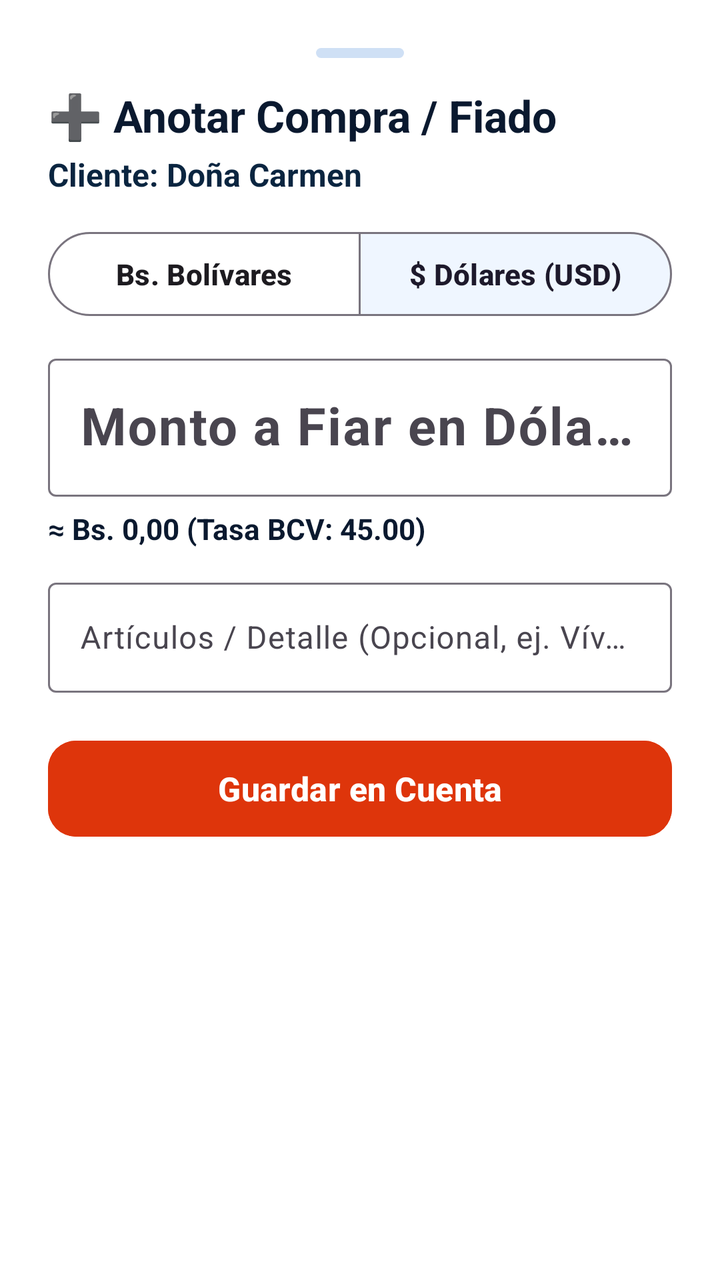
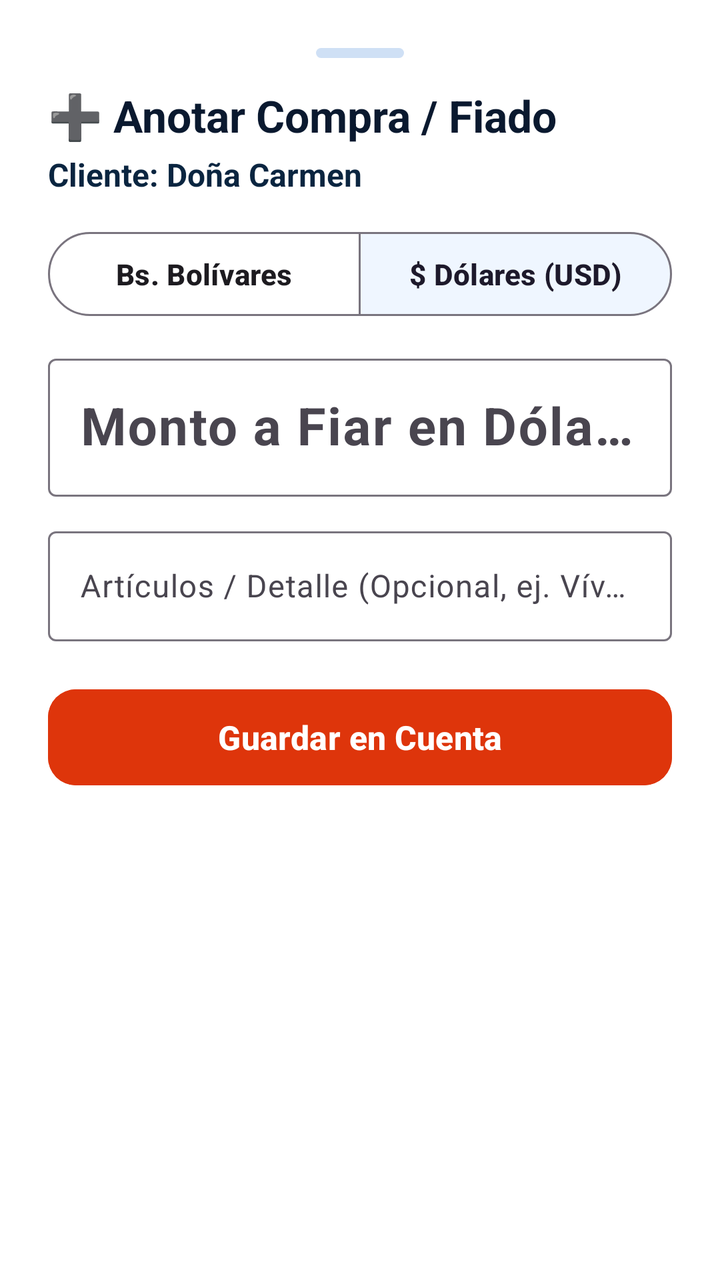

An Android layout rendered at two revisions. The XML below is the earlier revision; the diff shows what the commit changed to produce the second picture.
<!-- AndroidManifest.xml: application theme Theme.Zeasy -->
<!-- res/layout/dialog_add_charge.xml -->
<?xml version="1.0" encoding="utf-8"?>
<LinearLayout xmlns:android="http://schemas.android.com/apk/res/android"
    xmlns:app="http://schemas.android.com/apk/res-auto"
    android:layout_width="match_parent"
    android:layout_height="wrap_content"
    android:orientation="vertical"
    android:padding="24dp"
    android:background="@color/surface">

    
    <View
        android:layout_width="44dp"
        android:layout_height="5dp"
        android:layout_gravity="center_horizontal"
        android:layout_marginBottom="14dp"
        android:background="@drawable/bg_badge_rounded"
        android:backgroundTint="@color/border" />

    <TextView
        android:id="@+id/tvChargeTitle"
        android:layout_width="wrap_content"
        android:layout_height="wrap_content"
        android:text="➕ Anotar Compra / Fiado"
        android:textStyle="bold"
        android:textColor="@color/text_primary"
        android:textSize="22sp" />

    <TextView
        android:id="@+id/tvChargeClientName"
        android:layout_width="wrap_content"
        android:layout_height="wrap_content"
        android:layout_marginTop="4dp"
        android:text="Cliente: Doña Carmen"
        android:textColor="@color/primary"
        android:textStyle="bold"
        android:textSize="16sp" />

    
    <LinearLayout
        android:id="@+id/layoutCreditNoticeBanner"
        android:layout_width="match_parent"
        android:layout_height="wrap_content"
        android:layout_marginTop="10dp"
        android:orientation="horizontal"
        android:background="#E8F5E9"
        android:padding="12dp"
        android:gravity="center_vertical"
        android:visibility="gone">

        <TextView
            android:id="@+id/tvCreditNoticeText"
            android:layout_width="match_parent"
            android:layout_height="wrap_content"
            android:text="🟢 Este cliente tiene $5.00 a favor. Se descontará automáticamente de este crédito."
            android:textColor="#065F46"
            android:textStyle="bold"
            android:textSize="13.5sp" />
    </LinearLayout>

    
    <com.google.android.material.button.MaterialButtonToggleGroup
        android:id="@+id/toggleChargeCurrency"
        android:layout_width="match_parent"
        android:layout_height="wrap_content"
        android:layout_marginTop="14dp"
        app:singleSelection="true"
        app:selectionRequired="true"
        app:checkedButton="@id/btnChargeCurrencyUsd">

        <com.google.android.material.button.MaterialButton
            android:id="@+id/btnChargeCurrencyVes"
            style="@style/Widget.Material3.Button.OutlinedButton"
            android:layout_width="0dp"
            android:layout_height="50dp"
            android:layout_weight="1"
            android:text="Bs. Bolívares"
            android:textAllCaps="false"
            android:textSize="14.5sp"
            android:textStyle="bold" />

        <com.google.android.material.button.MaterialButton
            android:id="@+id/btnChargeCurrencyUsd"
            style="@style/Widget.Material3.Button.OutlinedButton"
            android:layout_width="0dp"
            android:layout_height="50dp"
            android:layout_weight="1"
            android:text="$ Dólares (USD)"
            android:textAllCaps="false"
            android:textSize="14.5sp"
            android:textStyle="bold" />
    </com.google.android.material.button.MaterialButtonToggleGroup>

    
    <com.google.android.material.textfield.TextInputLayout
        android:id="@+id/tilChargeAmount"
        android:layout_width="match_parent"
        android:layout_height="wrap_content"
        android:layout_marginTop="12dp"
        android:hint="Monto a Fiar en Dólares ($ USD) *">

        <com.google.android.material.textfield.TextInputEditText
            android:id="@+id/etChargeAmountUsd"
            android:layout_width="match_parent"
            android:layout_height="wrap_content"
            android:inputType="numberDecimal"
            android:textColor="@color/text_primary"
            android:textSize="26sp"
            android:textStyle="bold" />
    </com.google.android.material.textfield.TextInputLayout>

    
    <TextView
        android:id="@+id/tvChargeEquivBs"
        android:layout_width="wrap_content"
        android:layout_height="wrap_content"
        android:layout_marginTop="6dp"
        android:text="≈ Bs. 0,00 (Tasa BCV: 45.00)"
        android:textColor="@color/text_primary"
        android:textStyle="bold"
        android:textSize="14.5sp" />

    <TextView
        android:id="@+id/tvChargeBcvNotice"
        android:layout_width="wrap_content"
        android:layout_height="wrap_content"
        android:layout_marginTop="2dp"
        android:text="🔄 La deuda se indexa y ajusta diariamente a la tasa oficial del BCV"
        android:textColor="@color/text_secondary"
        android:textStyle="bold"
        android:textSize="12.5sp"
        android:visibility="gone" />

    
    <com.google.android.material.textfield.TextInputLayout
        android:id="@+id/tilChargeConcept"
        android:layout_width="match_parent"
        android:layout_height="wrap_content"
        android:layout_marginTop="12dp"
        android:hint="Artículos / Detalle (Opcional, ej. Víveres, Pan, Bebidas)">

        <com.google.android.material.textfield.TextInputEditText
            android:id="@+id/etChargeConcept"
            android:layout_width="match_parent"
            android:layout_height="wrap_content"
            android:textColor="@color/text_primary"
            android:textSize="15.5sp" />
    </com.google.android.material.textfield.TextInputLayout>

    <com.google.android.material.button.MaterialButton
        android:id="@+id/btnConfirmCharge"
        android:layout_width="match_parent"
        android:layout_height="56dp"
        android:layout_marginTop="20dp"
        android:text="Guardar en Cuenta"
        android:textAllCaps="false"
        android:textSize="16.5sp"
        android:textStyle="bold"
        app:cornerRadius="14dp"
        android:backgroundTint="#DE350B"
        android:textColor="@color/white" />

</LinearLayout>
<!-- resources referenced by this layout -->
<resources>
  <color name="border">#CFE0F5</color>
  <color name="primary">#0A2540</color>
  <color name="surface">#FFFFFF</color>
  <color name="text_primary">#0A192F</color>
  <color name="text_secondary">#1E293B</color>
  <color name="white">#FFFFFF</color>
  <!-- drawable bg_badge_rounded (drawable) -->
  <?xml version="1.0" encoding="utf-8"?>
  <shape xmlns:android="http://schemas.android.com/apk/res/android"
      android:shape="rectangle">
      <corners android:radius="12dp" />
      <solid android:color="@color/accent_blue" />
  </shape>
  <style name="Theme.Zeasy" parent="Theme.Material3.DayNight.NoActionBar">
          
          <item name="colorPrimary">@color/accent_green</item>
          <item name="colorPrimaryContainer">@color/accent_green_bg</item>
          <item name="colorOnPrimary">@color/white</item>
          <item name="colorSecondary">@color/accent_blue</item>
          <item name="colorSecondaryContainer">@color/accent_blue_bg</item>
  
          
          <item name="android:colorBackground">@color/background</item>
  
          
          <item name="android:textColor">@color/text_primary</item>
  
          
          <item name="bottomNavigationStyle">@style/Widget.Zeasy.BottomNavigationView</item>
      </style>
  <color name="accent_blue">#0052FF</color>
  <color name="accent_green">#00875A</color>
  <color name="accent_green_bg">#E3FCEF</color>
  <color name="accent_blue_bg">#EFF6FF</color>
  <color name="background">#F4F8FC</color>
  <style name="Widget.Zeasy.BottomNavigationView" parent="Widget.Material3.BottomNavigationView">
          <item name="itemRippleColor">@color/accent_green_bg</item>
          <item name="android:background">@color/surface</item>
          <item name="itemIconTint">@color/nav_selector</item>
          <item name="itemTextColor">@color/nav_selector</item>
      </style>
</resources>

<!-- the commit's change to res/layout/dialog_add_charge.xml (unified diff, before → after) -->
@@ -117,7 +117,8 @@
         android:text="≈ Bs. 0,00 (Tasa BCV: 45.00)"
         android:textColor="@color/text_primary"
         android:textStyle="bold"
-        android:textSize="14.5sp" />
+        android:textSize="14.5sp"
+        android:visibility="gone" />
 
     <TextView
         android:id="@+id/tvChargeBcvNotice"
